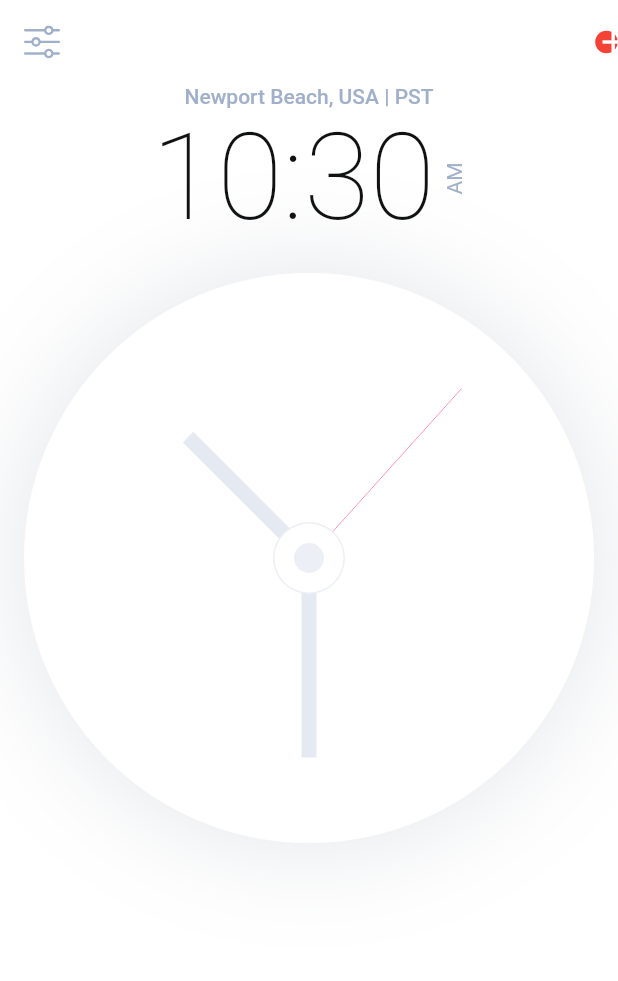
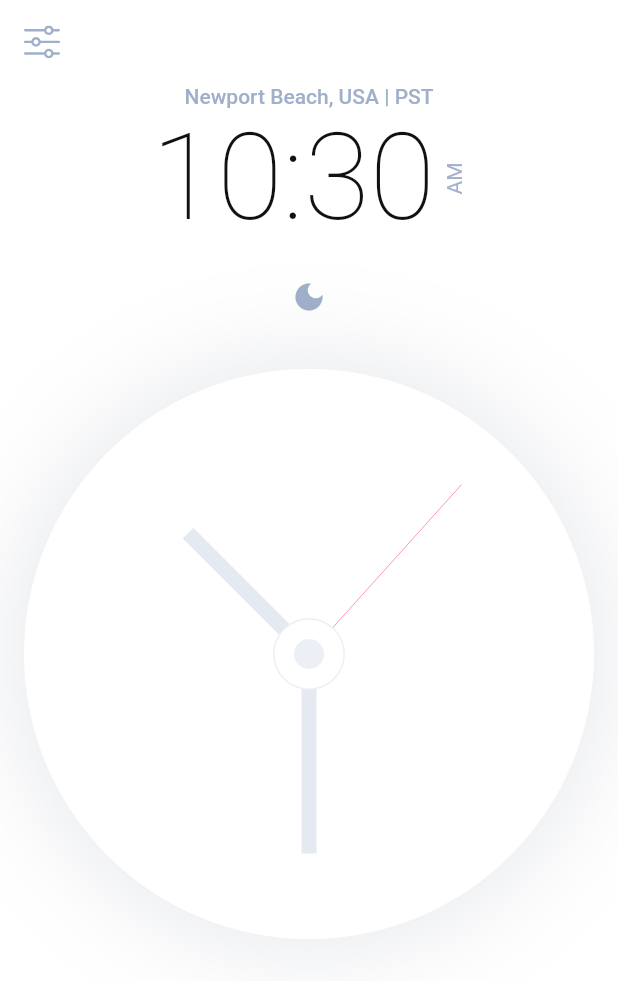
Before and after one commit to aditya-kd/flutter_clock_analog, a Flutter app: the screen it shows after launch, on a phone screen of 412 x 824 dp. Shown: the top 981 px of the screen. Run offline on Flutter 3.47's test engine with Material 2 defaults, Android fonts, the phone set to English and light mode, and no system bars; our stand-ins replace flutter_svg, google_fonts.

Commit message:
Theme toggle button added

```diff
--- a/lib/screens/components/body.dart
+++ b/lib/screens/components/body.dart
@@ -6,9 +6,14 @@ import 'package:flutter/material.dart';
 import 'package:flutter_clock/constants.dart';
 import '../../time_in_hour_and_minute.dart';
 
-class Body extends StatelessWidget {
+class Body extends StatefulWidget {
   const Body({Key? key}) : super(key: key);
 
+  @override
+  _BodyState createState() => _BodyState();
+}
+
+class _BodyState extends State<Body> {
   @override
   Widget build(BuildContext context) {
     return SizedBox(
@@ -20,6 +25,7 @@ class Body extends StatelessWidget {
             style: Theme.of(context).textTheme.bodyText1,
           ),
           TimeInHourAndMinute(),
+          ThemeToggle(),
           Clock(),
         ],
       ),
@@ -64,7 +70,7 @@ class _ClockState extends State<Clock> {
                 )
               ]),
           child: Transform.rotate(
-            angle: -pi/2,
+            angle: -pi / 2,
             child: CustomPaint(
               painter: ClockPainter(context, _dateTime),
             ),
@@ -137,3 +143,28 @@ class ClockPainter extends CustomPainter {
     return true;
   }
 }
+
+class ThemeToggle extends StatefulWidget {
+  const ThemeToggle({Key? key}) : super(key: key);
+
+  @override
+  _ThemeToggleState createState() => _ThemeToggleState();
+}
+
+class _ThemeToggleState extends State<ThemeToggle> {
+  bool isDark = false;
+  @override
+  Widget build(BuildContext context) {
+    return Padding(
+        padding: EdgeInsets.all(8.0),
+        child: IconButton(
+          icon: isDark == true ? Icon(Icons.light_mode) : Icon(Icons.dark_mode),
+          onPressed: () {
+            print('Theme toggled $isDark');
+            setState(() {
+              isDark = !isDark;
+            });
+          },
+        ));
+  }
+}
--- a/lib/screens/home_screen.dart
+++ b/lib/screens/home_screen.dart
@@ -21,43 +21,7 @@ class HomeScreen extends StatelessWidget {
         ),
         onPressed: () {},
       ),
-      actions: [
-        Padding(
-          padding: EdgeInsets.all(0.2),
-          child: InkWell(
-            onTap: () {},
-            child: Container(
-              width: 15,
-              decoration: BoxDecoration(
-                color: Colors.red,
-                shape: BoxShape.circle,
-              ),
-              child: Icon(
-                Icons.add,
-                color: Colors.white,
-              ),
-            ),
-          ),
-        )
-      ],
+
     );
   }
 }
-//   Padding buildAddButton(BuildContext context) {
-//     return Padding(padding: EdgeInsets.symmetric(
-//           horizontal: getProportionateScreenWidth(10),
-//         ),
-//         child: InkWell(
-//           onTap: (){},
-//           child: Container(
-//             width: getProportionateScreenHeight(32),
-//             decoration: BoxDecoration(
-//               color: Theme.of(context).primaryColor,
-//               shape: BoxShape.circle,
-//             ),
-//             child: Icon(Icons.add, color: Colors.white,),
-//           ),
-//         ),
-//         );
-//   }
-// }
```
Also changed, not shown: lib/main.dart (line endings or trailing spaces).
